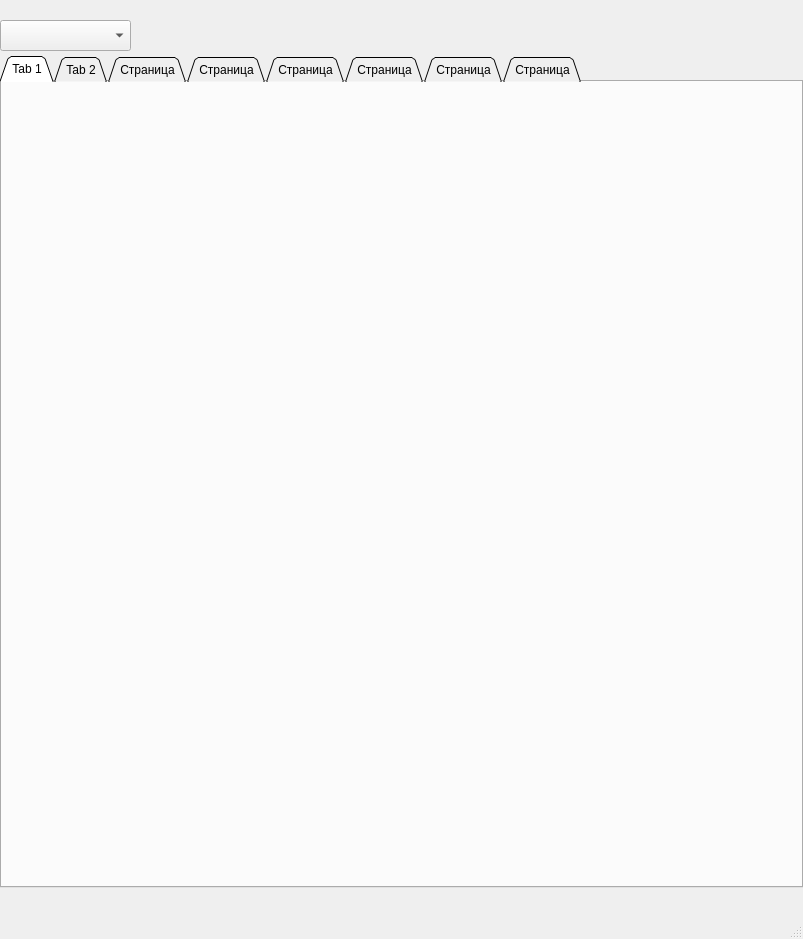
DonDubstep/Skill_Wheel_DnD, file mainwindow.ui: the form before one commit.
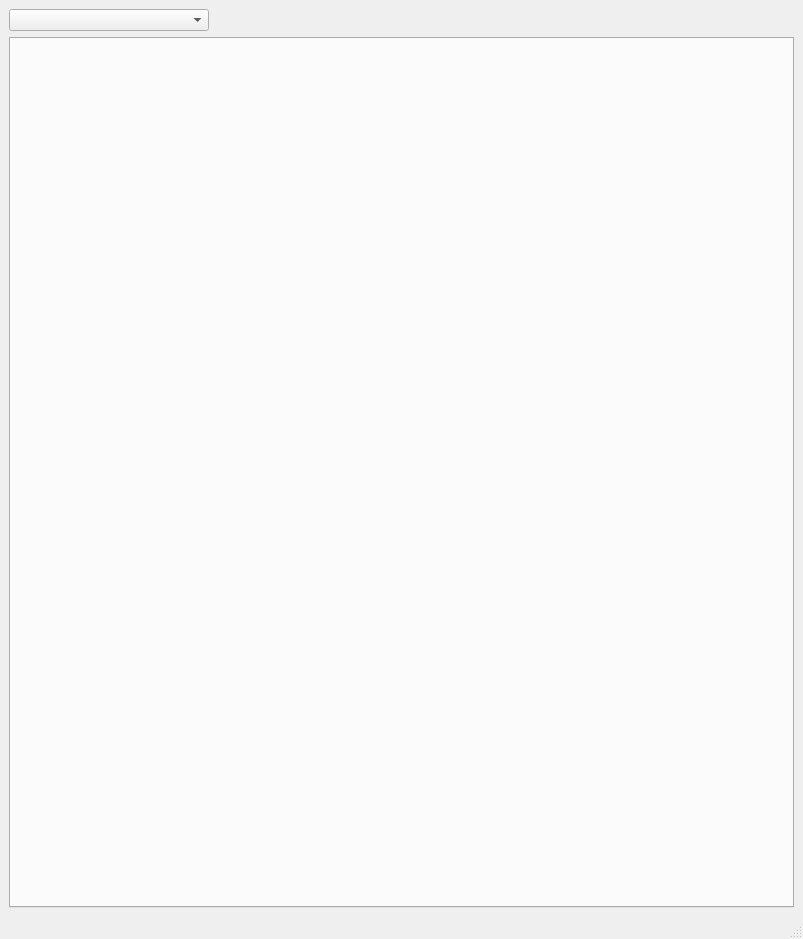
The form after the commit.

What changed in the file:
```diff
--- a/mainwindow.ui
+++ b/mainwindow.ui
@@ -21,14 +21,14 @@
   </property>
   <property name="minimumSize">
    <size>
-    <width>803</width>
-    <height>939</height>
+    <width>0</width>
+    <height>0</height>
    </size>
   </property>
   <property name="maximumSize">
    <size>
-    <width>803</width>
-    <height>939</height>
+    <width>16777215</width>
+    <height>16777215</height>
    </size>
   </property>
   <property name="windowTitle">
@@ -41,15 +41,31 @@
    <bool>false</bool>
   </property>
   <widget class="QWidget" name="centralwidget">
+   <layout class="QVBoxLayout" name="verticalLayout_2">
+    <item>
+     <widget class="QComboBox" name="combo_pages">
+      <property name="sizePolicy">
+       <sizepolicy hsizetype="Fixed" vsizetype="Maximum">
+        <horstretch>0</horstretch>
+        <verstretch>0</verstretch>
+       </sizepolicy>
+      </property>
+      <property name="minimumSize">
+       <size>
+        <width>200</width>
+        <height>0</height>
+       </size>
+      </property>
+      <property name="maximumSize">
+       <size>
+        <width>200</width>
+        <height>16777215</height>
+       </size>
+      </property>
+     </widget>
+    </item>
+    <item>
    <widget class="QTabWidget" name="tabWidget">
-    <property name="geometry">
-     <rect>
-      <x>0</x>
-      <y>56</y>
-      <width>803</width>
-      <height>832</height>
-     </rect>
-    </property>
     <property name="tabPosition">
      <enum>QTabWidget::North</enum>
     </property>
@@ -71,57 +87,9 @@
     <property name="tabBarAutoHide">
      <bool>false</bool>
     </property>
-    <widget class="QWidget" name="tab1">
-     <attribute name="title">
-      <string>Tab 1</string>
-     </attribute>
-    </widget>
-    <widget class="QWidget" name="tab2">
-     <attribute name="title">
-      <string>Tab 2</string>
-     </attribute>
-    </widget>
-    <widget class="QWidget" name="tab3">
-     <attribute name="title">
-      <string>Страница</string>
-     </attribute>
-    </widget>
-    <widget class="QWidget" name="tab4">
-     <attribute name="title">
-      <string>Страница</string>
-     </attribute>
-    </widget>
-    <widget class="QWidget" name="tab5">
-     <attribute name="title">
-      <string>Страница</string>
-     </attribute>
-    </widget>
-    <widget class="QWidget" name="tab6">
-     <attribute name="title">
-      <string>Страница</string>
-     </attribute>
-    </widget>
-    <widget class="QWidget" name="tab7">
-     <attribute name="title">
-      <string>Страница</string>
-     </attribute>
-    </widget>
-    <widget class="QWidget" name="tab8">
-     <attribute name="title">
-      <string>Страница</string>
-     </attribute>
-    </widget>
-   </widget>
-   <widget class="QComboBox" name="combo_pages">
-    <property name="geometry">
-     <rect>
-      <x>0</x>
-      <y>20</y>
-      <width>131</width>
-      <height>31</height>
-     </rect>
-    </property>
-   </widget>
+     </widget>
+    </item>
+   </layout>
   </widget>
   <widget class="QMenuBar" name="menubar">
    <property name="geometry">
```
Left out of the diff: 2 changed lines with no effect on the pictures. Lines whose indentation alone changed are shown as unchanged.
